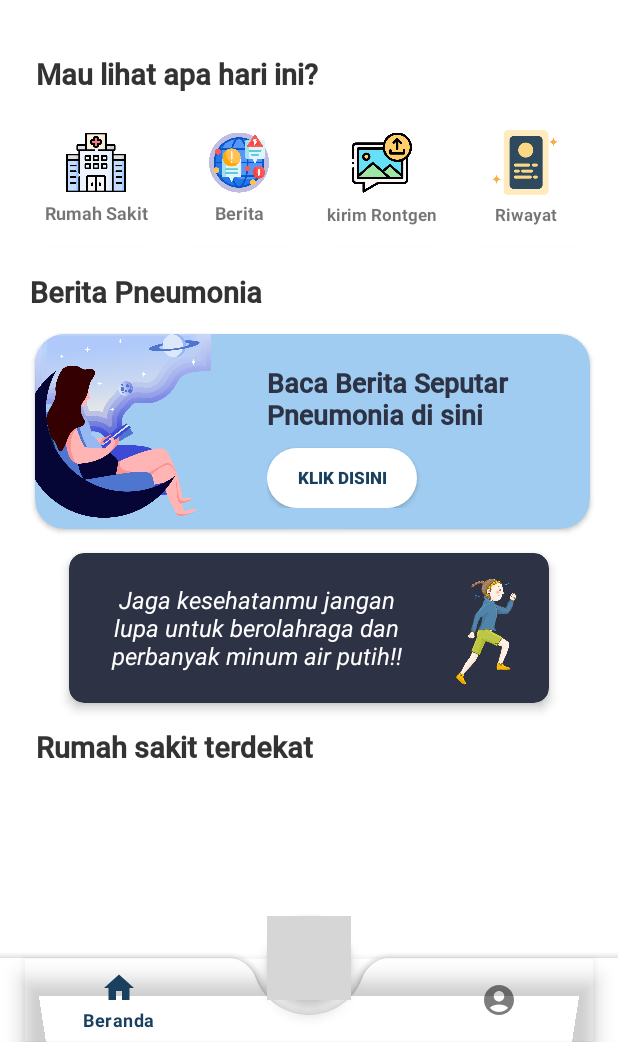
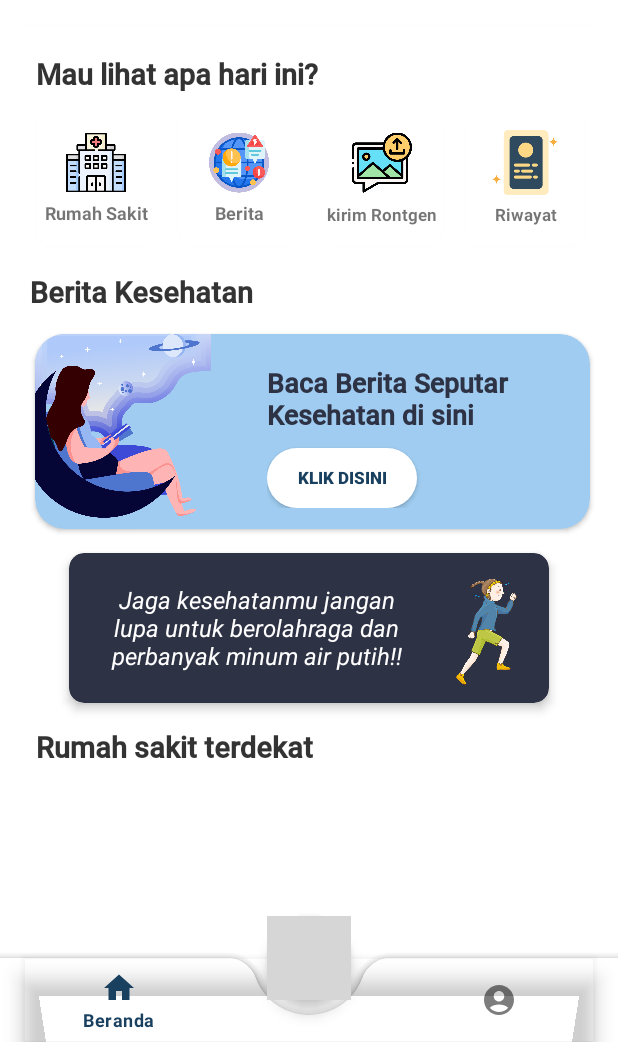
Before and after one commit to Raku-seru/pneux-mobile, an Android app: the screen it shows after launch once a user with an empty profile is signed in (MainActivity), on a phone screen of 412 x 824 dp, the part 194-1236 px from its top. Run offline under Robolectric (Android 15) with nearby library versions, the light colour scheme and no system bars; our stand-ins replace Firebase (no records; nobody signed in at launch, a user with empty details on screens opened directly); 1 statement that could not run was skipped; grey boxes are pictures that could not be loaded.

Commit message:
update news

```diff
--- a/app/src/main/java/com/c22ps208/pneux/data/remote/service/NewsApiService.kt
+++ b/app/src/main/java/com/c22ps208/pneux/data/remote/service/NewsApiService.kt
@@ -2,13 +2,14 @@
 
 import com.c22ps208.pneux.BuildConfig
 import com.c22ps208.pneux.data.remote.response.NewsResponse
+import retrofit2.Call
 import retrofit2.http.GET
 import retrofit2.http.Headers
 
 interface NewsApiService {
     @GET("top-headlines?country=id&category=health&apiKey=$API_TOKEN")
     @Headers("Authorization: token $API_TOKEN", "UserResponse-Agent: request")
-    suspend fun getListNews() : ArrayList<NewsResponse>
+    fun getListNews() : Call<NewsResponse>
 
     companion object {
         private const val API_TOKEN = BuildConfig.NEWSAPI_TOKEN
--- a/app/src/main/java/com/c22ps208/pneux/ui/navigation/dashboard/HomeFragment.kt
+++ b/app/src/main/java/com/c22ps208/pneux/ui/navigation/dashboard/HomeFragment.kt
@@ -42,8 +42,19 @@
         databaseReference = database?.reference!!.child("profile")
 
         displayName()
+        // CardView Listener
+        cardViewListener()
+        bannerListener()
+    }
 
-        // CardView Listener
+    private fun bannerListener() {
+        binding.btnBannerNews.setOnClickListener() {
+            val intent = Intent(context, NewsActivity::class.java)
+            context?.startActivity(intent)
+        }
+    }
+
+    private fun cardViewListener() {
         binding.cvHos.setOnClickListener() {
             // TO DO
         }
@@ -61,6 +72,8 @@
             // TO DO
         }
     }
+
+
 
     private fun displayName() {
         val user = auth.currentUser
--- a/app/src/main/res/layout/fragment_home.xml
+++ b/app/src/main/res/layout/fragment_home.xml
@@ -286,6 +286,7 @@
                     android:textStyle="bold" />
 
                 <androidx.appcompat.widget.AppCompatButton
+                    android:id="@+id/btn_banner_news"
                     android:layout_width="100dp"
                     android:layout_height="40dp"
                     android:layout_marginTop="10dp"
--- a/app/src/main/res/values/strings.xml
+++ b/app/src/main/res/values/strings.xml
@@ -37,9 +37,9 @@
     <string name="Hello">Hello,</string>
     <string name="user">Username</string>
     <string name="welcomeUser">Selamat datang di PneuX</string>
-    <string name="news">Baca Berita Seputar Pneumonia di sini</string>
+    <string name="news">Baca Berita Seputar Kesehatan di sini</string>
     <string name="health">Jaga kesehatanmu jangan lupa untuk berolahraga dan perbanyak minum air putih!!</string>
-    <string name="breaking">Berita Pneumonia</string>
+    <string name="breaking">Berita Kesehatan</string>
     <string name="rs">Rumah sakit terdekat</string>
     <string name="cek">Nama Rumah Sakit</string>
     <string name="street">Alamat Rumah Sakit</string>
```
Also changed, not shown: app/src/main/java/com/c22ps208/pneux/adapter/NewsAdapter.kt (+11 -0 lines), app/src/main/java/com/c22ps208/pneux/ui/navigation/dashboard/NewsActivity.kt (+29 -12 lines), app/src/main/java/com/c22ps208/pneux/ui/viewmodels/NewsViewModel.kt (+51 -10 lines).
